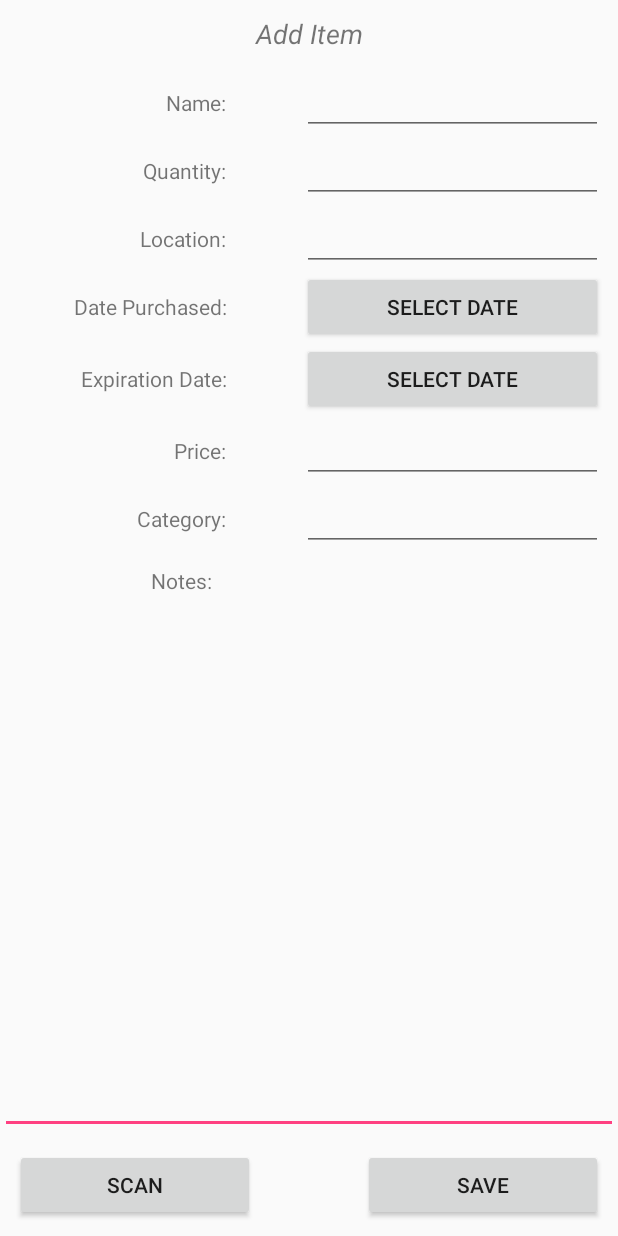
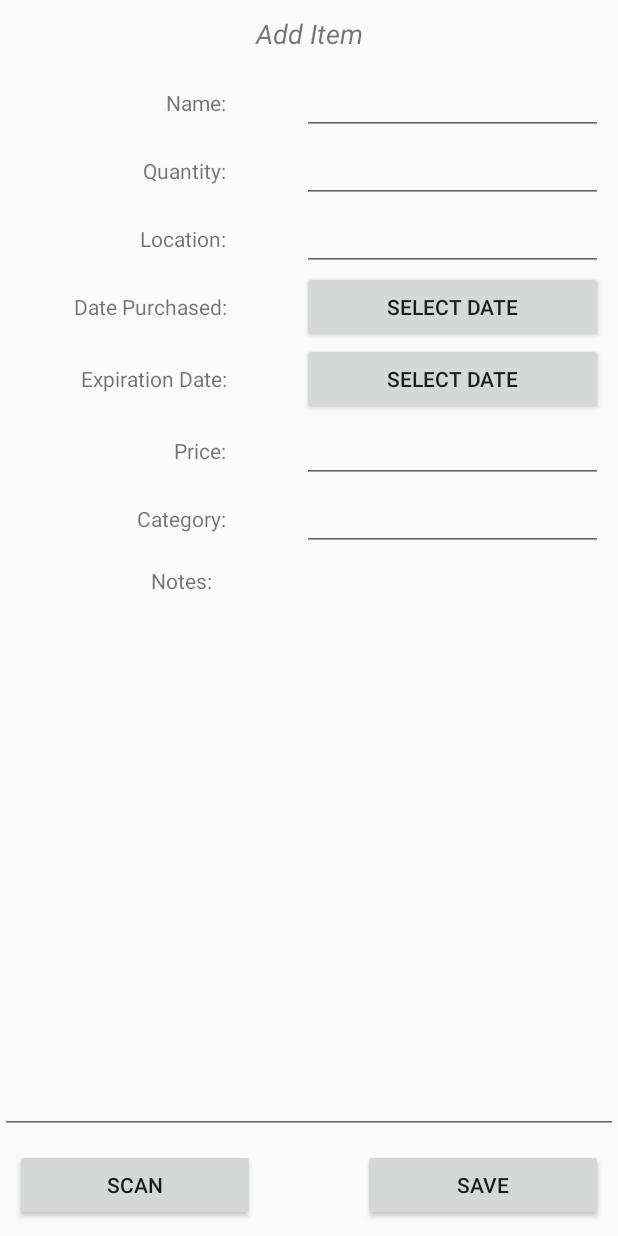
Before and after one commit to ikram-hamizi/GitHubTry, an Android app: the AddItemActivity screen opened directly, with no data from a screen before it, on a phone screen of 412 x 824 dp. Run offline under Robolectric (Android 15) with nearby library versions, the phone set to English and light mode, and no system bars; 1 statement that could not run was skipped.

```diff
--- a/app/src/main/res/layout/activity_add_item.xml
+++ b/app/src/main/res/layout/activity_add_item.xml
@@ -2,7 +2,9 @@
 <LinearLayout xmlns:android="http://schemas.android.com/apk/res/android"
     android:layout_width="match_parent"
     android:layout_height="match_parent"
-    android:orientation="vertical">
+    android:orientation="vertical"
+    android:focusable="true"
+    android:focusableInTouchMode="true">
 
     <TextView
         android:id="@+id/textView8"
--- a/app/src/main/res/layout/activity_edit_item.xml
+++ b/app/src/main/res/layout/activity_edit_item.xml
@@ -4,7 +4,9 @@ xmlns:app="http://schemas.android.com/apk/res-auto"
 xmlns:tools="http://schemas.android.com/tools"
 android:layout_width="match_parent"
 android:layout_height="match_parent"
-tools:context="com.example.usp05.githubtry.item_manipulation.AddItemActivity">
+tools:context="com.example.usp05.githubtry.item_manipulation.AddItemActivity"
+    android:focusable="true"
+    android:focusableInTouchMode="true">
 
     <TextView
         android:id="@+id/textView1"
--- a/app/src/main/res/layout/add_item.xml
+++ b/app/src/main/res/layout/add_item.xml
@@ -4,7 +4,9 @@
     xmlns:tools="http://schemas.android.com/tools"
     android:layout_width="match_parent"
     android:layout_height="match_parent"
-    tools:context="com.example.usp05.githubtry.item_manipulation.AddItemActivity">
+    tools:context="com.example.usp05.githubtry.item_manipulation.AddItemActivity"
+    android:focusable="true"
+    android:focusableInTouchMode="true">
 
     <TextView
         android:layout_width="wrap_content"
```
Also changed, not shown: app/src/main/res/layout/inventory_display_activity.xml (+9 -2 lines).
